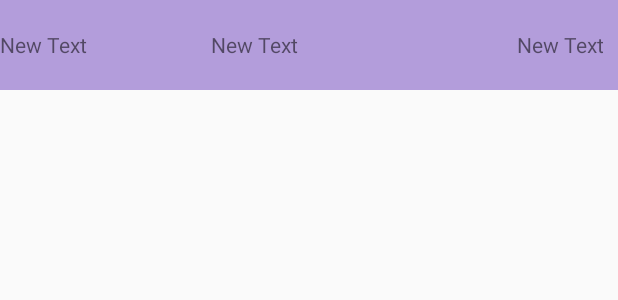
After one commit to Danny1451/Simhotel, an Android app: the layout row_number_title_info.xml on its own in the app's theme, with its tools: preview values and no code run, on a phone screen of 412 x 824 dp. The commit adds this screen. Shown: the top 300 px of the screen. Run offline under Robolectric (Android 15) with nearby library versions, the phone set to English and light mode, and no system bars.

Commit message:
调整人力竞价结束模块

```diff
--- a/app/src/main/java/com/real/simhotel/presenter/BitInitPresenter.java
+++ b/app/src/main/java/com/real/simhotel/presenter/BidInitPresenter.java
@@ -15,14 +15,14 @@ import java.util.List;
 /**
  * Created by liudan on 2016/12/23.
  */
-public class BitInitPresenter extends BasePresenter {
+public class BidInitPresenter extends BasePresenter {
 
     private BidInitFragment mView;
 
     private List<DynamicListModel> data;
 
 
-    public BitInitPresenter(BidInitFragment view){
+    public BidInitPresenter(BidInitFragment view){
 
         mView = view;
     }
@@ -88,6 +88,7 @@ public class BitInitPresenter extends BasePresenter {
         mView.loadList(data);
 
 
+//        onClickApplicantsRow(0,model1);
     }
 
     //开始最终的竞价
--- a/app/src/main/java/com/real/simhotel/view/activity/student/StudentMainActivity.java
+++ b/app/src/main/java/com/real/simhotel/view/activity/student/StudentMainActivity.java
@@ -9,6 +9,7 @@ import com.real.simhotel.R;
 import com.real.simhotel.view.base.AppActivity;
 import com.real.simhotel.view.base.BaseFragment;
 import com.real.simhotel.view.fragment.student.BidInitFragment;
+import com.real.simhotel.view.fragment.student.BidResultFragment;
 import com.real.simhotel.view.fragment.student.CeoInitFragment;
 import com.real.simhotel.view.fragment.student.CeoNormalFragment;
 
@@ -74,6 +75,9 @@ public class StudentMainActivity extends AppActivity{
 
             case R.id.action_hr_normal:{
 
+                BaseFragment fragment = new BidResultFragment();
+
+                getSupportFragmentManager().beginTransaction().replace(R.id.content_role,fragment).commitAllowingStateLoss();
 
                 return true;
             }
--- /dev/null
+++ b/app/src/main/res/layout/row_number_title_info.xml
@@ -0,0 +1,36 @@
+<?xml version="1.0" encoding="utf-8"?>
+<LinearLayout xmlns:android="http://schemas.android.com/apk/res/android"
+    android:orientation="horizontal"
+    android:layout_width="match_parent"
+    android:layout_height="60dp"
+    android:clickable="true"
+    android:focusable="true"
+    android:background="@drawable/list_item_selected">
+
+    <TextView
+        android:layout_width="wrap_content"
+        android:layout_height="wrap_content"
+        android:text="New Text"
+        android:id="@+id/row_number_tv"
+        android:layout_weight="1"
+        android:layout_gravity="center_vertical" />
+
+    <TextView
+        android:layout_width="wrap_content"
+        android:layout_height="wrap_content"
+        android:text="New Text"
+        android:id="@+id/row_number_title_tv"
+        android:layout_marginLeft="10dp"
+        android:layout_weight="1"
+        android:layout_gravity="center_vertical" />
+
+    <TextView
+        android:layout_width="wrap_content"
+        android:layout_height="wrap_content"
+        android:text="New Text"
+        android:id="@+id/row_number_info_tv"
+        android:layout_weight="1"
+        android:layout_gravity="center_vertical"
+        android:gravity="right"
+        android:paddingRight="10dp" />
+</LinearLayout>
```
Also changed, not shown: app/src/main/java/com/real/simhotel/presenter/BidResultPresenter.java (added, +115 -0 lines), app/src/main/java/com/real/simhotel/view/adapter/DyNamicListAdapter.java (+35 -3 lines), app/src/main/java/com/real/simhotel/view/adapter/DyNamicListModel.java (+20 -1 lines), app/src/main/java/com/real/simhotel/view/fragment/student/BidInitFragment.java (+4 -4 lines), app/src/main/java/com/real/simhotel/view/fragment/student/BidResultFragment.java (+80 -7 lines), app/src/main/res/layout/fragment_bit_result.xml (added, +54 -0 lines), app/src/main/res/layout/row_info_time.xml (renamed from app/src/main/res/layout/row_normal_info.xml).
